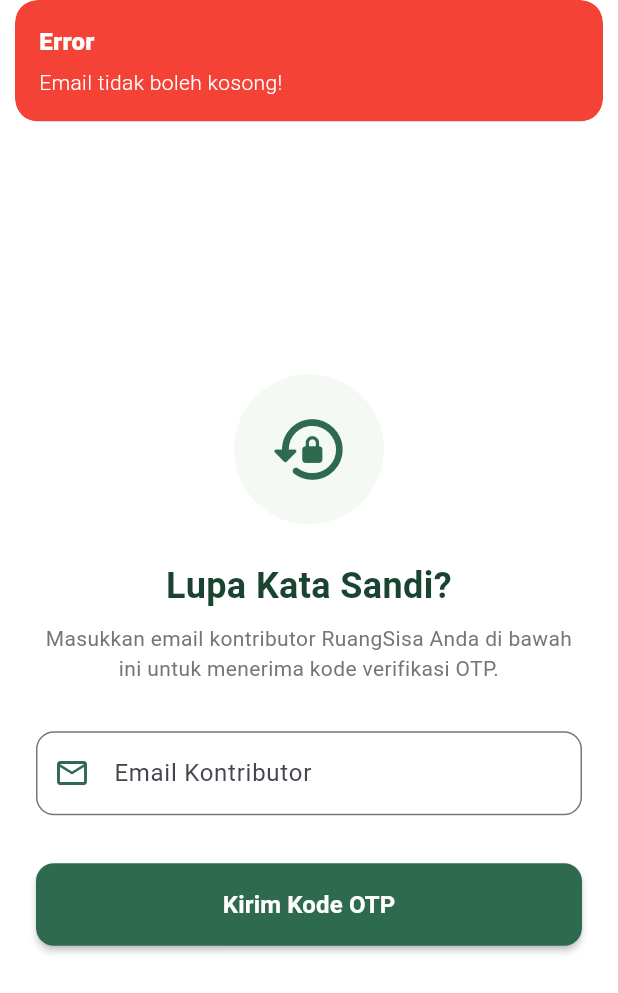
After one commit to jihadmuntaha/ruangsisa, a Flutter app: the ForgotPasswordView screen opened by its route, after a tap on "Kirim Kode OTP", on a phone screen of 412 x 824 dp. The commit adds this screen. Shown: the top 993 px of the screen. Run offline on Flutter 3.47's test engine with Material 3 defaults, Android fonts, the light colour scheme and no system bars; our stand-ins replace get, get_storage; accounts and stored records are empty.

Commit message:
tambah fitur forgot password

```diff
--- /dev/null
+++ b/lib/app/data/providers/auth_provider.dart
@@ -0,0 +1,27 @@
+import 'package:get/get.dart';
+
+class AuthProvider extends GetConnect {
+  // Ganti pakai URL Vercel produksi lu yang baru
+  final String baseUrlProduction =
+      "https://ruangsisa-backend.vercel.app/api/auth";
+
+  // 🎯 1. Fungsi untuk Request OTP
+  Future<Response> requestOtp(String email) async {
+    final body = {"email": email};
+    return await post('$baseUrlProduction/forgot-password', body);
+  }
+
+  // 🎯 2. Fungsi untuk Eksekusi Reset Password
+  Future<Response> resetPassword(
+    String email,
+    String otpCode,
+    String newPassword,
+  ) async {
+    final body = {
+      "email": email,
+      "otp_code": otpCode,
+      "new_password": newPassword,
+    };
+    return await post('$baseUrlProduction/reset-password', body);
+  }
+}
--- /dev/null
+++ b/lib/app/modules/forgot_password/bindings/forgot_password_binding.dart
@@ -0,0 +1,12 @@
+import 'package:get/get.dart';
+
+import '../controllers/forgot_password_controller.dart';
+
+class ForgotPasswordBinding extends Bindings {
+  @override
+  void dependencies() {
+    Get.lazyPut<ForgotPasswordController>(
+      () => ForgotPasswordController(),
+    );
+  }
+}
--- /dev/null
+++ b/lib/app/modules/forgot_password/controllers/forgot_password_controller.dart
@@ -0,0 +1,104 @@
+import 'package:flutter/material.dart';
+import 'package:get/get.dart';
+import 'package:ruang_sisa/app/data/providers/auth_provider.dart';
+
+class ForgotPasswordController extends GetxController {
+  final AuthProvider authProvider = AuthProvider();
+
+  // Text Editing Controller untuk menangkap input user
+  final emailController = TextEditingController();
+  final otpController = TextEditingController();
+  final newPasswordController = TextEditingController();
+
+  var isLoading = false.obs;
+  var isOtpSent = false.obs; // State untuk memantau apakah OTP sudah dikirim
+
+  // 🚀 Fungsi Kirim OTP (Halaman Pertama)
+  void sendOtpCode() async {
+    if (emailController.text.isEmpty) {
+      Get.snackbar(
+        "Error",
+        "Email tidak boleh kosong!",
+        backgroundColor: Colors.red,
+        colorText: Colors.white,
+      );
+      return;
+    }
+
+    try {
+      isLoading.value = true;
+      final response = await authProvider.requestOtp(
+        emailController.text.trim(),
+      );
+
+      if (response.statusCode == 200) {
+        isOtpSent.value = true; // Pindah ke form input OTP & Password Baru
+        Get.snackbar(
+          "Sukses",
+          response.body['message'],
+          backgroundColor: Colors.green,
+          colorText: Colors.white,
+        );
+      } else {
+        Get.snackbar(
+          "Gagal",
+          response.body['detail'] ?? "Terjadi kesalahan",
+          backgroundColor: Colors.red,
+          colorText: Colors.white,
+        );
+      }
+    } finally {
+      isLoading.value = false;
+    }
+  }
+
+  // 🚀 Fungsi Eksekusi Password Baru (Halaman Kedua / Form Lanjutan)
+  void verifyAndResetPassword() async {
+    if (otpController.text.isEmpty || newPasswordController.text.isEmpty) {
+      Get.snackbar(
+        "Error",
+        "Semua kolom wajib diisi!",
+        backgroundColor: Colors.red,
+        colorText: Colors.white,
+      );
+      return;
+    }
+
+    try {
+      isLoading.value = true;
+      final response = await authProvider.resetPassword(
+        emailController.text.trim(),
+        otpController.text.trim(),
+        newPasswordController.text.trim(),
+      );
+
+      if (response.statusCode == 200) {
+        Get.snackbar(
+          "Sukses",
+          response.body['message'],
+          backgroundColor: Colors.green,
+          colorText: Colors.white,
+        );
+        // Password sukses diubah, langsung tendang user balik ke halaman Login
+        Get.offAllNamed('/login');
+      } else {
+        Get.snackbar(
+          "Gagal",
+          response.body['detail'] ?? "Terjadi kesalahan",
+          backgroundColor: Colors.red,
+          colorText: Colors.white,
+        );
+      }
+    } finally {
+      isLoading.value = false;
+    }
+  }
+
+  @override
+  void onClose() {
+    emailController.dispose();
+    otpController.dispose();
+    newPasswordController.dispose();
+    super.onClose();
+  }
+}
--- /dev/null
+++ b/lib/app/modules/forgot_password/views/forgot_password_view.dart
@@ -0,0 +1,243 @@
+import 'package:flutter/material.dart';
+import 'package:get/get.dart';
+import '../controllers/forgot_password_controller.dart';
+
+class ForgotPasswordView extends GetView<ForgotPasswordController> {
+  const ForgotPasswordView({super.key});
+
+  @override
+  Widget build(BuildContext context) {
+    // Definisi Palet Warna Estetik RuangSisa ♻️
+    const primaryGreen = Color(0xFF2D6A4F);
+    const lightGreenBg = Color(0xFFF4F9F4);
+    const darkTextColor = Color(0xFF1B4332);
+
+    return Scaffold(
+      backgroundColor: Colors.white,
+      appBar: AppBar(
+        title: const Text(
+          'Pemulihan Akun',
+          style: TextStyle(
+            color: darkTextColor,
+            fontWeight: FontWeight.bold,
+            fontSize: 18,
+          ),
+        ),
+        leading: IconButton(
+          icon: const Icon(
+            Icons.arrow_back_ios_new,
+            color: darkTextColor,
+            size: 20,
+          ),
+          onPressed: () => Get.back(),
+        ),
+        backgroundColor: Colors.white,
+        elevation: 0,
+        centerTitle: true,
+      ),
+      body: SafeArea(
+        child: Center(
+          child: SingleChildScrollView(
+            padding: const EdgeInsets.symmetric(horizontal: 24.0),
+            child: Obx(() {
+              // 1. STATE LOADING: Tampilkan Indikator Berputar
+              if (controller.isLoading.value) {
+                return const Center(
+                  child: CircularProgressIndicator(
+                    valueColor: AlwaysStoppedAnimation<Color>(primaryGreen),
+                  ),
+                );
+              }
+
+              // 2. KONTEN UTAMA HALAMAN
+              return Column(
+                mainAxisAlignment: MainAxisAlignment.center,
+                crossAxisAlignment: CrossAxisAlignment.stretch,
+                children: [
+                  // Icon Ilustrasi Kunci Keamanan
+                  Container(
+                    height: 100,
+                    width: 100,
+                    decoration: const BoxDecoration(
+                      color: lightGreenBg,
+                      shape: BoxShape.circle,
+                    ),
+                    child: Icon(
+                      controller.isOtpSent.value
+                          ? Icons.mark_email_read_rounded
+                          : Icons.lock_reset_rounded,
+                      size: 54,
+                      color: primaryGreen,
+                    ),
+                  ),
+                  const SizedBox(height: 24),
+
+                  // Judul Dinamis Tergantung Alur State OTP
+                  Text(
+                    controller.isOtpSent.value
+                        ? 'Verifikasi Kode OTP'
+                        : 'Lupa Kata Sandi?',
+                    textAlign: TextAlign.center,
+                    style: const TextStyle(
+                      fontSize: 24,
+                      fontWeight: FontWeight.bold,
+                      color: darkTextColor,
+                    ),
+                  ),
+                  const SizedBox(height: 8),
+
+                  // Deskripsi Pendukung Dinamis
+                  Text(
+                    controller.isOtpSent.value
+                        ? 'Kami telah mengirimkan 6 digit kode OTP ke email Anda. Silakan periksa kotak masuk atau folder spam.'
+                        : 'Masukkan email kontributor RuangSisa Anda di bawah ini untuk menerima kode verifikasi OTP.',
+                    textAlign: TextAlign.center,
+                    style: TextStyle(
+                      fontSize: 14,
+                      color: Colors.grey[600],
+                      height: 1.4,
+                    ),
+                  ),
+                  const SizedBox(height: 32),
+
+                  // 📝 FIELD INPUT UTAMA
+                  // Kolom Email (Selalu tampil, terkunci otomatis jika OTP sudah dikirim)
+                  TextField(
+                    controller: controller.emailController,
+                    keyboardType: TextInputType.emailAddress,
+                    enabled: !controller.isOtpSent.value,
+                    decoration: InputDecoration(
+                      labelText: 'Email Kontributor',
+                      prefixIcon: const Icon(
+                        Icons.email_outlined,
+                        color: primaryGreen,
+                      ),
+                      filled: controller.isOtpSent.value,
+                      fillColor: Colors.grey[100],
+                      border: OutlineInputBorder(
+                        borderRadius: BorderRadius.circular(12),
+                      ),
+                      focusedBorder: OutlineInputBorder(
+                        borderRadius: BorderRadius.circular(12),
+                        borderSide: const BorderSide(
+                          color: primaryGreen,
+                          width: 2,
+                        ),
+                      ),
+                    ),
+                  ),
+
+                  // ⏳ FORM LANJUTAN: Muncul menggunakan Spread Operator (...) jika OTP Terkirim
+                  if (controller.isOtpSent.value) ...[
+                    const SizedBox(height: 16),
+                    // Input OTP Code
+                    TextField(
+                      controller: controller.otpController,
+                      keyboardType: TextInputType.number,
+                      maxLength: 6,
+                      style: const TextStyle(
+                        letterSpacing: 8,
+                        fontSize: 18,
+                        fontWeight: FontWeight.bold,
+                      ),
+                      textAlign: TextAlign.center,
+                      decoration: InputDecoration(
+                        labelText: 'Kode OTP 6 Digit',
+                        counterText: "",
+                        prefixIcon: const Icon(
+                          Icons.pin_outlined,
+                          color: primaryGreen,
+                        ),
+                        border: OutlineInputBorder(
+                          borderRadius: BorderRadius.circular(12),
+                        ),
+                        focusedBorder: OutlineInputBorder(
+                          borderRadius: BorderRadius.circular(12),
+                          borderSide: const BorderSide(
+                            color: primaryGreen,
+                            width: 2,
+                          ),
+                        ),
+                      ),
+                    ),
+                    const SizedBox(height: 16),
+                    // Input Password Baru
+                    TextField(
+                      controller: controller.newPasswordController,
+                      obscureText: true,
+                      decoration: InputDecoration(
+                        labelText: 'Kata Sandi Baru',
+                        prefixIcon: const Icon(
+                          Icons.vpn_key_outlined,
+                          color: primaryGreen,
+                        ),
+                        border: OutlineInputBorder(
+                          borderRadius: BorderRadius.circular(12),
+                        ),
+                        focusedBorder: OutlineInputBorder(
+                          borderRadius: BorderRadius.circular(12),
+                          borderSide: const BorderSide(
+                            color: primaryGreen,
+                            width: 2,
+                          ),
+                        ),
+                      ),
+                    ),
+                  ],
+                  const SizedBox(height: 32),
+
+                  // 🚀 TOMBOL AKSI DINAMIS
+                  ElevatedButton(
+                    onPressed: () {
+                      if (controller.isOtpSent.value) {
+                        controller.verifyAndResetPassword();
+                      } else {
+                        controller.sendOtpCode();
+                      }
+                    },
+                    style: ElevatedButton.styleFrom(
+                      backgroundColor: primaryGreen,
+                      foregroundColor: Colors.white,
+                      padding: const EdgeInsets.symmetric(vertical: 16),
+                      shape: RoundedRectangleBorder(
+                        borderRadius: BorderRadius.circular(12),
+                      ),
+                      elevation: 2,
+                    ),
+                    child: Text(
+                      controller.isOtpSent.value
+                          ? 'Perbarui Kata Sandi'
+                          : 'Kirim Kode OTP',
+                      style: const TextStyle(
+                        fontSize: 16,
+                        fontWeight: FontWeight.bold,
+                      ),
+                    ),
+                  ),
+
+                  // Opsi Tombol Batal / Kembali ke Login jika salah ketik email
+                  if (controller.isOtpSent.value) ...[
+                    TextButton(
+                      onPressed: () {
+                        controller.isOtpSent.value = false;
+                        controller.otpController.clear();
+                        controller.newPasswordController.clear();
+                      },
+                      child: const Text(
+                        'Salah Email? Kirim Ulang',
+                        style: TextStyle(
+                          color: primaryGreen,
+                          fontWeight: FontWeight.w600,
+                        ),
+                      ),
+                    ),
+                  ],
+                ],
+              );
+            }),
+          ),
+        ),
+      ),
+    );
+  }
+}
--- a/lib/app/routes/app_routes.dart
+++ b/lib/app/routes/app_routes.dart
@@ -11,6 +11,7 @@ abstract class Routes {
   static const PROFILE = _Paths.PROFILE;
   static const REGISTER = _Paths.REGISTER;
   static const LOGIN = _Paths.LOGIN;
+  static const FORGOT_PASSWORD = _Paths.FORGOT_PASSWORD;
 }
 
 abstract class _Paths {
@@ -23,4 +24,5 @@ abstract class _Paths {
   static const PROFILE = '/profile';
   static const REGISTER = '/register';
   static const LOGIN = '/login';
+  static const FORGOT_PASSWORD = '/forgot-password';
 }
```
Also changed, not shown: lib/app/modules/register/controllers/register_controller.dart (+35 -28 lines), lib/app/routes/app_pages.dart (+7 -0 lines).
